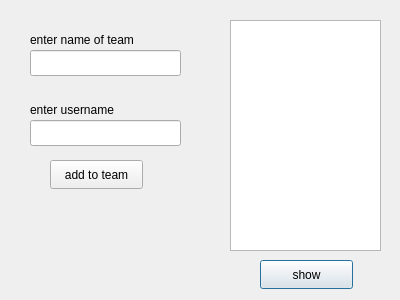
Qt form dialog_add_member_to_team.ui (annishelion/ap-projet) before a commit.
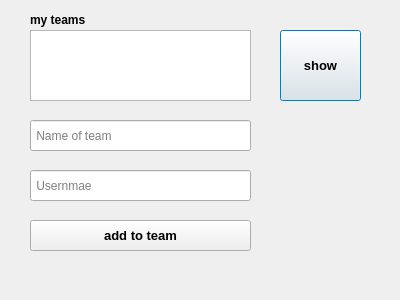
The same form after that commit.

Diff of the .ui file:
```diff
--- a/dialog_add_member_to_team.ui
+++ b/dialog_add_member_to_team.ui
@@ -29,12 +29,18 @@
   <widget class="QPushButton" name="show_teams_btn">
    <property name="geometry">
     <rect>
-     <x>260</x>
-     <y>260</y>
-     <width>93</width>
-     <height>29</height>
+     <x>280</x>
+     <y>30</y>
+     <width>81</width>
+     <height>71</height>
     </rect>
    </property>
+   <property name="font">
+    <font>
+     <pointsize>10</pointsize>
+     <bold>true</bold>
+    </font>
+   </property>
    <property name="text">
     <string>show</string>
    </property>
@@ -43,44 +49,61 @@
    <property name="geometry">
     <rect>
      <x>30</x>
-     <y>100</y>
+     <y>10</y>
      <width>141</width>
      <height>20</height>
     </rect>
    </property>
+   <property name="font">
+    <font>
+     <bold>true</bold>
+    </font>
+   </property>
    <property name="text">
-    <string>enter username</string>
+    <string>my teams</string>
    </property>
   </widget>
   <widget class="QLineEdit" name="name_of_tam_input">
    <property name="geometry">
     <rect>
      <x>30</x>
-     <y>50</y>
-     <width>151</width>
-     <height>26</height>
-    </rect>
-   </property>
-  </widget>
-  <widget class="QLineEdit" name="name_of_user_input">
-   <property name="geometry">
-    <rect>
-     <x>30</x>
      <y>120</y>
-     <width>151</width>
-     <height>26</height>
+     <width>221</width>
+     <height>31</height>
     </rect>
+   </property>
+   <property name="placeholderText">
+    <string> Name of team</string>
+   </property>
+  </widget>
+  <widget class="QLineEdit" name="name_of_user_input">
+   <property name="geometry">
+    <rect>
+     <x>30</x>
+     <y>170</y>
+     <width>221</width>
+     <height>31</height>
+    </rect>
+   </property>
+   <property name="placeholderText">
+    <string> Usernmae</string>
    </property>
   </widget>
   <widget class="QPushButton" name="add_user_to_team_btn">
    <property name="geometry">
     <rect>
-     <x>50</x>
-     <y>160</y>
-     <width>93</width>
-     <height>29</height>
+     <x>30</x>
+     <y>220</y>
+     <width>221</width>
+     <height>31</height>
     </rect>
    </property>
+   <property name="font">
+    <font>
+     <pointsize>10</pointsize>
+     <bold>true</bold>
+    </font>
+   </property>
    <property name="text">
     <string>add to team</string>
    </property>
@@ -88,10 +111,10 @@
   <widget class="QListWidget" name="listWidget">
    <property name="geometry">
     <rect>
-     <x>230</x>
-     <y>20</y>
-     <width>151</width>
-     <height>231</height>
+     <x>30</x>
+     <y>30</y>
+     <width>221</width>
+     <height>71</height>
     </rect>
    </property>
   </widget>
```
